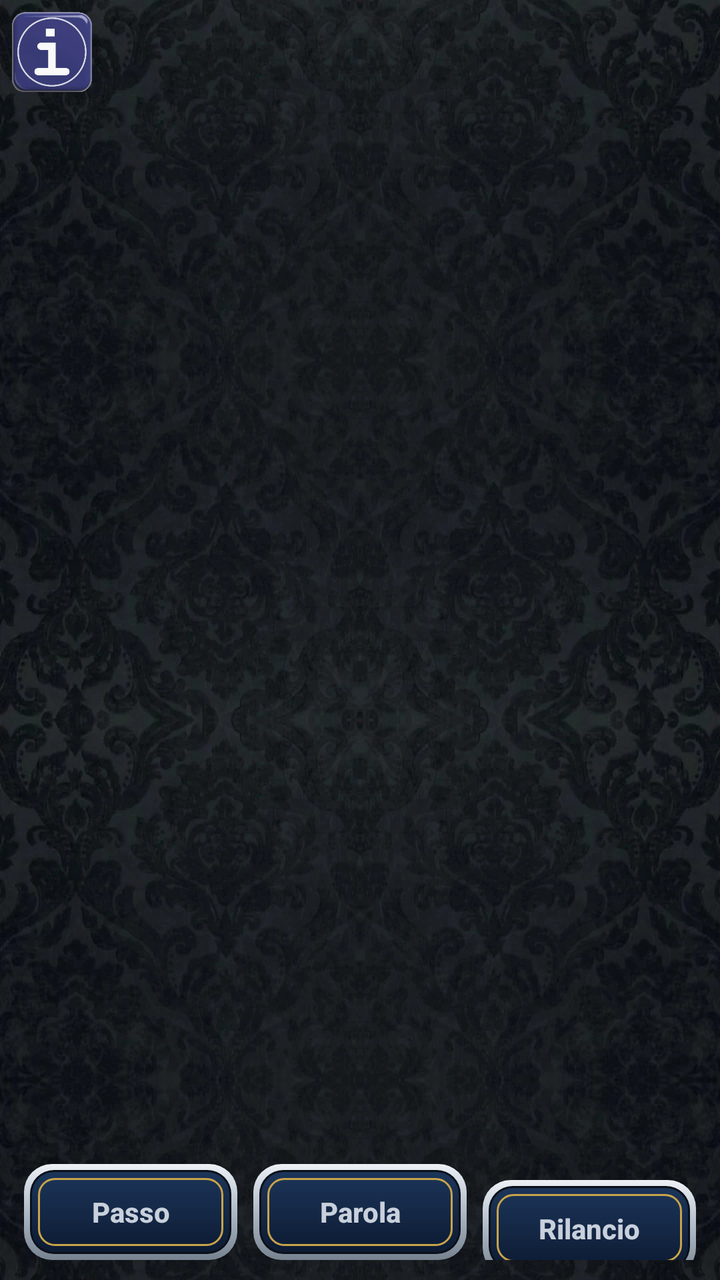
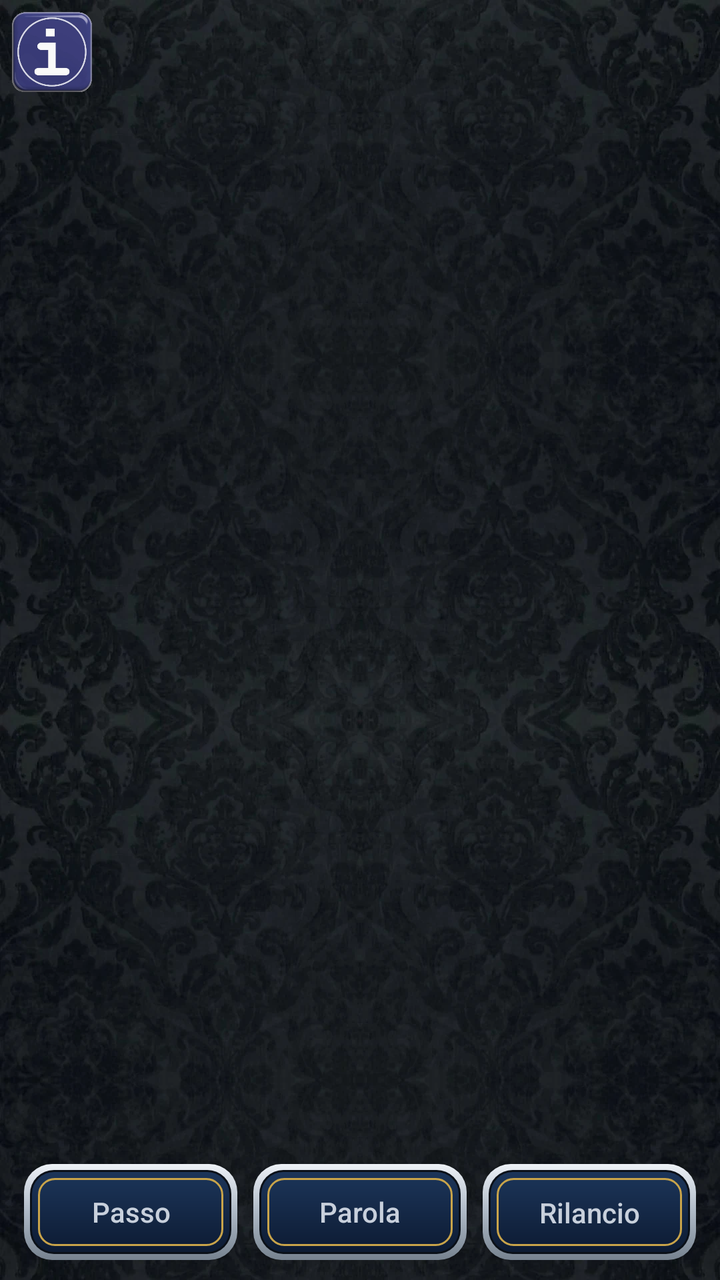

An Android layout rendered at two revisions. The XML below is the earlier revision; the diff shows what the commit changed to produce the second picture.
<!-- AndroidManifest.xml: application theme Theme.Scopa -->
<!-- res/layout/activity_poker.xml -->
<?xml version="1.0" encoding="utf-8"?>
<androidx.constraintlayout.widget.ConstraintLayout
    xmlns:android="http://schemas.android.com/apk/res/android"
    xmlns:app="http://schemas.android.com/apk/res-auto"
    android:layout_width="match_parent"
    android:layout_height="match_parent"
    android:background="@drawable/bg_velvet">

    
    <LinearLayout
        android:id="@+id/bottomPanel"
        android:layout_width="match_parent"
        android:layout_height="wrap_content"
        android:orientation="vertical"
        android:paddingStart="8dp"
        android:paddingEnd="8dp"
        app:layout_constraintBottom_toBottomOf="parent"
        app:layout_constraintStart_toStartOf="parent"
        app:layout_constraintEnd_toEndOf="parent">

        
        <LinearLayout
            android:id="@+id/oddsBox"
            android:layout_width="match_parent"
            android:layout_height="wrap_content"
            android:layout_marginBottom="4dp"
            android:background="#80000000"
            android:orientation="vertical"
            android:paddingStart="10dp"
            android:paddingEnd="10dp"
            android:paddingTop="5dp"
            android:paddingBottom="5dp"
            android:visibility="gone">

            <TextView
                android:id="@+id/txtOddsHand"
                style="@style/PokerInfo"
                android:layout_width="match_parent" />

            <TextView
                android:id="@+id/txtOddsEquity"
                style="@style/PokerInfo"
                android:layout_width="match_parent" />

            <TextView
                android:id="@+id/txtOddsCall"
                style="@style/PokerInfo"
                android:layout_width="match_parent" />

            <TextView
                android:id="@+id/txtOddsRead"
                style="@style/PokerInfo"
                android:layout_width="match_parent" />
        </LinearLayout>

        <FrameLayout
            android:id="@+id/youHandBox"
            android:layout_width="match_parent"
            android:layout_height="wrap_content">

            <LinearLayout
                android:id="@+id/youHand"
                android:layout_width="wrap_content"
                android:layout_height="wrap_content"
                android:layout_gravity="center_horizontal"
                android:orientation="horizontal" />
        </FrameLayout>

        
        <LinearLayout
            android:id="@+id/buttonsRow"
            android:layout_width="match_parent"
            android:layout_height="wrap_content"
            android:layout_marginTop="6dp"
            android:orientation="horizontal">

            <androidx.appcompat.widget.AppCompatButton
                android:id="@+id/btnFold"
                style="@style/PokerButton"
                android:layout_width="0dp"
                android:layout_weight="1"
                android:text="@string/poker_fold" />

            <androidx.appcompat.widget.AppCompatButton
                android:id="@+id/btnCheck"
                style="@style/PokerButton"
                android:layout_width="0dp"
                android:layout_weight="1"
                android:text="@string/poker_check" />

            <androidx.appcompat.widget.AppCompatButton
                android:id="@+id/btnRaise"
                style="@style/PokerButton"
                android:layout_width="0dp"
                android:layout_weight="1"
                android:text="@string/poker_raise" />
        </LinearLayout>

        
        <androidx.appcompat.widget.AppCompatButton
            android:id="@+id/btnDraw"
            style="@style/PokerButton"
            android:layout_width="match_parent"
            android:layout_marginTop="6dp"
            android:text="@string/poker_change"
            android:visibility="gone" />

        <androidx.appcompat.widget.AppCompatButton
            android:id="@+id/btnNext"
            style="@style/PokerButton"
            android:layout_width="match_parent"
            android:layout_marginTop="6dp"
            android:text="@string/poker_next_hand"
            android:visibility="gone" />

        <View
            android:layout_width="match_parent"
            android:layout_height="10dp" />
    </LinearLayout>

    
    <androidx.constraintlayout.widget.ConstraintLayout
        android:id="@+id/table"
        android:layout_width="match_parent"
        android:layout_height="0dp"
        android:clipChildren="false"
        app:layout_constraintTop_toTopOf="parent"
        app:layout_constraintBottom_toTopOf="@id/bottomPanel">

        
        <LinearLayout
            android:id="@+id/seatTop"
            android:layout_width="wrap_content"
            android:layout_height="wrap_content"
            android:layout_marginTop="48dp"
            android:clipChildren="false"
            android:gravity="center_horizontal"
            android:orientation="vertical"
            app:layout_constraintTop_toTopOf="parent"
            app:layout_constraintStart_toStartOf="parent"
            app:layout_constraintEnd_toEndOf="parent">

            <LinearLayout
                android:id="@+id/handTop"
                android:layout_width="wrap_content"
                android:layout_height="wrap_content"
                android:orientation="horizontal" />

            <TextView
                android:id="@+id/nameTop"
                style="@style/PokerInfo" />

            <TextView
                android:id="@+id/infoTop"
                style="@style/PokerInfo"
                android:lines="1" />
        </LinearLayout>

        

        
        <TextView
            android:id="@+id/txtPot"
            style="@style/PokerInfo.Pot"
            android:layout_width="0dp"
            android:layout_marginStart="48dp"
            android:layout_marginEnd="48dp"
            app:layout_constraintTop_toBottomOf="@id/seatTop"
            app:layout_constraintBottom_toTopOf="@id/txtStatus"
            app:layout_constraintVertical_chainStyle="packed"
            app:layout_constraintVertical_bias="0.4"
            app:layout_constraintStart_toStartOf="parent"
            app:layout_constraintEnd_toEndOf="parent" />

        
        <TextView
            android:id="@+id/txtStatus"
            style="@style/PokerInfo"
            android:layout_width="0dp"
            android:layout_marginStart="48dp"
            android:layout_marginEnd="48dp"
            android:lines="2"
            android:maxLines="2"
            app:layout_constraintTop_toBottomOf="@id/txtPot"
            app:layout_constraintBottom_toTopOf="@id/deckBox"
            app:layout_constraintStart_toStartOf="parent"
            app:layout_constraintEnd_toEndOf="parent" />

        
        <FrameLayout
            android:id="@+id/deckBox"
            android:layout_width="wrap_content"
            android:layout_height="wrap_content"
            android:layout_marginTop="4dp"
            app:layout_constraintTop_toBottomOf="@id/txtStatus"
            app:layout_constraintBottom_toTopOf="@id/txtChips"
            app:layout_constraintStart_toStartOf="parent"
            app:layout_constraintEnd_toEndOf="parent" />

        
        <TextView
            android:id="@+id/txtChips"
            style="@style/PokerInfo"
            android:layout_width="0dp"
            android:layout_marginStart="48dp"
            android:layout_marginEnd="48dp"
            android:layout_marginTop="4dp"
            app:layout_constraintTop_toBottomOf="@id/deckBox"
            app:layout_constraintBottom_toBottomOf="parent"
            app:layout_constraintStart_toStartOf="parent"
            app:layout_constraintEnd_toEndOf="parent" />

        
        <LinearLayout
            android:id="@+id/seatLeft"
            android:layout_width="wrap_content"
            android:layout_height="wrap_content"
            android:clipChildren="false"
            android:gravity="start"
            android:orientation="vertical"
            app:layout_constraintTop_toTopOf="@id/deckBox"
            app:layout_constraintStart_toStartOf="parent">

            <LinearLayout
                android:id="@+id/handLeft"
                android:layout_width="wrap_content"
                android:layout_height="wrap_content"
                android:orientation="horizontal" />

            <TextView
                android:id="@+id/nameLeft"
                style="@style/PokerInfo"
                android:layout_marginStart="4dp" />

            <TextView
                android:id="@+id/infoLeft"
                style="@style/PokerInfo"
                android:layout_marginStart="4dp"
                android:lines="1" />
        </LinearLayout>

        
        <LinearLayout
            android:id="@+id/seatRight"
            android:layout_width="wrap_content"
            android:layout_height="wrap_content"
            android:clipChildren="false"
            android:gravity="end"
            android:orientation="vertical"
            app:layout_constraintTop_toTopOf="@id/deckBox"
            app:layout_constraintEnd_toEndOf="parent">

            <LinearLayout
                android:id="@+id/handRight"
                android:layout_width="wrap_content"
                android:layout_height="wrap_content"
                android:orientation="horizontal" />

            <TextView
                android:id="@+id/nameRight"
                style="@style/PokerInfo"
                android:layout_marginEnd="4dp" />

            <TextView
                android:id="@+id/infoRight"
                style="@style/PokerInfo"
                android:layout_marginEnd="4dp"
                android:lines="1" />
        </LinearLayout>
    </androidx.constraintlayout.widget.ConstraintLayout>

    <FrameLayout
        android:id="@+id/overlay"
        android:layout_width="match_parent"
        android:layout_height="match_parent"
        android:clickable="false"
        android:focusable="false"
        app:layout_constraintTop_toTopOf="parent"
        app:layout_constraintBottom_toBottomOf="parent"
        app:layout_constraintStart_toStartOf="parent"
        app:layout_constraintEnd_toEndOf="parent" />

    
    <ImageButton
        android:id="@+id/btnInfo"
        android:layout_width="40dp"
        android:layout_height="40dp"
        android:layout_margin="6dp"
        android:background="@android:color/transparent"
        android:contentDescription="@string/cd_info"
        android:scaleType="fitCenter"
        android:src="@drawable/btn_info"
        app:layout_constraintTop_toTopOf="parent"
        app:layout_constraintStart_toStartOf="parent" />

</androidx.constraintlayout.widget.ConstraintLayout>
<!-- resources referenced by this layout -->
<resources>
  <!-- drawable bg_velvet (drawable) -->
  <?xml version="1.0" encoding="utf-8"?>
  <layer-list xmlns:android="http://schemas.android.com/apk/res/android">
      <item android:drawable="@color/velvet_base" />
      <item>
          <bitmap android:src="@drawable/velvet" android:tileMode="repeat" android:dither="true" />
      </item>
  </layer-list>
  <string name="cd_info">Informazioni</string>
  <string name="poker_change">Cambia</string>
  <string name="poker_check">Parola</string>
  <string name="poker_fold">Passo</string>
  <string name="poker_next_hand">Mano successiva</string>
  <string name="poker_raise">Rilancio %1$d$</string>
  <style name="PokerButton">
          <item name="android:layout_height">48dp</item>
          <item name="android:layout_marginStart">4dp</item>
          <item name="android:layout_marginEnd">4dp</item>
          <item name="android:background">@drawable/btn_cartiglio</item>
          <item name="android:maxLines">1</item>
          <item name="android:paddingStart">6dp</item>
          <item name="android:paddingEnd">6dp</item>
          <item name="android:textAllCaps">false</item>
          <item name="android:textColor">@color/silver</item>
          <item name="android:textSize">14sp</item>
          <item name="android:textStyle">bold</item>
      </style>
  <style name="PokerInfo">
          <item name="android:layout_width">wrap_content</item>
          <item name="android:layout_height">wrap_content</item>
          <item name="android:gravity">center_horizontal</item>
          <item name="android:maxLines">1</item>
          <item name="android:textColor">@color/silver</item>
          <item name="android:textSize">14sp</item>
          <item name="android:textStyle">bold</item>
          <item name="android:shadowColor">#000000</item>
          <item name="android:shadowDy">2</item>
          <item name="android:shadowRadius">4</item>
      </style>
  <style name="PokerInfo.Pot">
          <item name="android:maxLines">2</item>
          <item name="android:textSize">19sp</item>
      </style>
  <style name="Theme.Scopa" parent="Theme.MaterialComponents.DayNight.NoActionBar">
          <item name="colorPrimary">@color/navy_mid</item>
          <item name="colorPrimaryVariant">@color/navy_deep</item>
          <item name="colorOnPrimary">@color/celeste_light</item>
          <item name="colorSecondary">@color/gold</item>
          <item name="android:statusBarColor" tools:targetApi="l">@color/navy_deep</item>
          <item name="alertDialogTheme">@style/DarkAlertDialog</item>
          <item name="materialAlertDialogTheme">@style/DarkAlertDialog</item>
      </style>
  <color name="velvet_base">#0A1018</color>
  <color name="silver">#C8D0DC</color>
  <color name="navy_mid">#23477E</color>
  <color name="navy_deep">#0C1626</color>
  <color name="celeste_light">#D7EAF6</color>
  <color name="gold">#E9C24C</color>
  <style name="DarkAlertDialog" parent="Theme.MaterialComponents.Dialog.Alert">
          <item name="colorSurface">@color/navy</item>
          <item name="android:colorBackground">@color/navy</item>
          <item name="colorOnSurface">@color/silver</item>
          <item name="android:textColorPrimary">@color/silver</item>
          <item name="android:textColorSecondary">@color/silver</item>
          <item name="colorPrimary">@color/silver</item>
      </style>
  <color name="navy">#14294A</color>
</resources>

<!-- the commit's change to res/layout/activity_poker.xml (unified diff, before → after) -->
@@ -18,41 +18,6 @@
         app:layout_constraintStart_toStartOf="parent"
         app:layout_constraintEnd_toEndOf="parent">
 
-        
-        <LinearLayout
-            android:id="@+id/oddsBox"
-            android:layout_width="match_parent"
-            android:layout_height="wrap_content"
-            android:layout_marginBottom="4dp"
-            android:background="#80000000"
-            android:orientation="vertical"
-            android:paddingStart="10dp"
-            android:paddingEnd="10dp"
-            android:paddingTop="5dp"
-            android:paddingBottom="5dp"
-            android:visibility="gone">
-
-            <TextView
-                android:id="@+id/txtOddsHand"
-                style="@style/PokerInfo"
-                android:layout_width="match_parent" />
-
-            <TextView
-                android:id="@+id/txtOddsEquity"
-                style="@style/PokerInfo"
-                android:layout_width="match_parent" />
-
-            <TextView
-                android:id="@+id/txtOddsCall"
-                style="@style/PokerInfo"
-                android:layout_width="match_parent" />
-
-            <TextView
-                android:id="@+id/txtOddsRead"
-                style="@style/PokerInfo"
-                android:layout_width="match_parent" />
-        </LinearLayout>
-
         <FrameLayout
             android:id="@+id/youHandBox"
             android:layout_width="match_parent"
@@ -72,6 +37,7 @@
             android:layout_width="match_parent"
             android:layout_height="wrap_content"
             android:layout_marginTop="6dp"
+            android:baselineAligned="false"
             android:orientation="horizontal">
 
             <androidx.appcompat.widget.AppCompatButton
@@ -211,13 +177,11 @@
             app:layout_constraintEnd_toEndOf="parent" />
 
         
-        <LinearLayout
+        <FrameLayout
             android:id="@+id/seatLeft"
             android:layout_width="wrap_content"
             android:layout_height="wrap_content"
             android:clipChildren="false"
-            android:gravity="start"
-            android:orientation="vertical"
             app:layout_constraintTop_toTopOf="@id/deckBox"
             app:layout_constraintStart_toStartOf="parent">
 
@@ -225,28 +189,26 @@
                 android:id="@+id/handLeft"
                 android:layout_width="wrap_content"
                 android:layout_height="wrap_content"
-                android:orientation="horizontal" />
+                android:layout_gravity="center"
+                android:clipChildren="false"
+                android:orientation="vertical" />
 
             <TextView
                 android:id="@+id/nameLeft"
                 style="@style/PokerInfo"
-                android:layout_marginStart="4dp" />
+                android:layout_gravity="center" />
 
             <TextView
                 android:id="@+id/infoLeft"
                 style="@style/PokerInfo"
-                android:layout_marginStart="4dp"
-                android:lines="1" />
-        </LinearLayout>
-
-        
-        <LinearLayout
+                android:layout_gravity="center" />
+        </FrameLayout>
+
+        <FrameLayout
             android:id="@+id/seatRight"
             android:layout_width="wrap_content"
             android:layout_height="wrap_content"
             android:clipChildren="false"
-            android:gravity="end"
-            android:orientation="vertical"
             app:layout_constraintTop_toTopOf="@id/deckBox"
             app:layout_constraintEnd_toEndOf="parent">
 
@@ -254,19 +216,20 @@
                 android:id="@+id/handRight"
                 android:layout_width="wrap_content"
                 android:layout_height="wrap_content"
-                android:orientation="horizontal" />
+                android:layout_gravity="center"
+                android:clipChildren="false"
+                android:orientation="vertical" />
 
             <TextView
                 android:id="@+id/nameRight"
                 style="@style/PokerInfo"
-                android:layout_marginEnd="4dp" />
+                android:layout_gravity="center" />
 
             <TextView
                 android:id="@+id/infoRight"
                 style="@style/PokerInfo"
-                android:layout_marginEnd="4dp"
-                android:lines="1" />
-        </LinearLayout>
+                android:layout_gravity="center" />
+        </FrameLayout>
     </androidx.constraintlayout.widget.ConstraintLayout>
 
     <FrameLayout
<!-- resource entries referenced after the edit -->
@@ -25,7 +25,6 @@
           <item name="android:textAllCaps">false</item>
           <item name="android:textColor">@color/silver</item>
           <item name="android:textSize">14sp</item>
-          <item name="android:textStyle">bold</item>
       </style>
   <style name="PokerInfo">
           <item name="android:layout_width">wrap_content</item>
